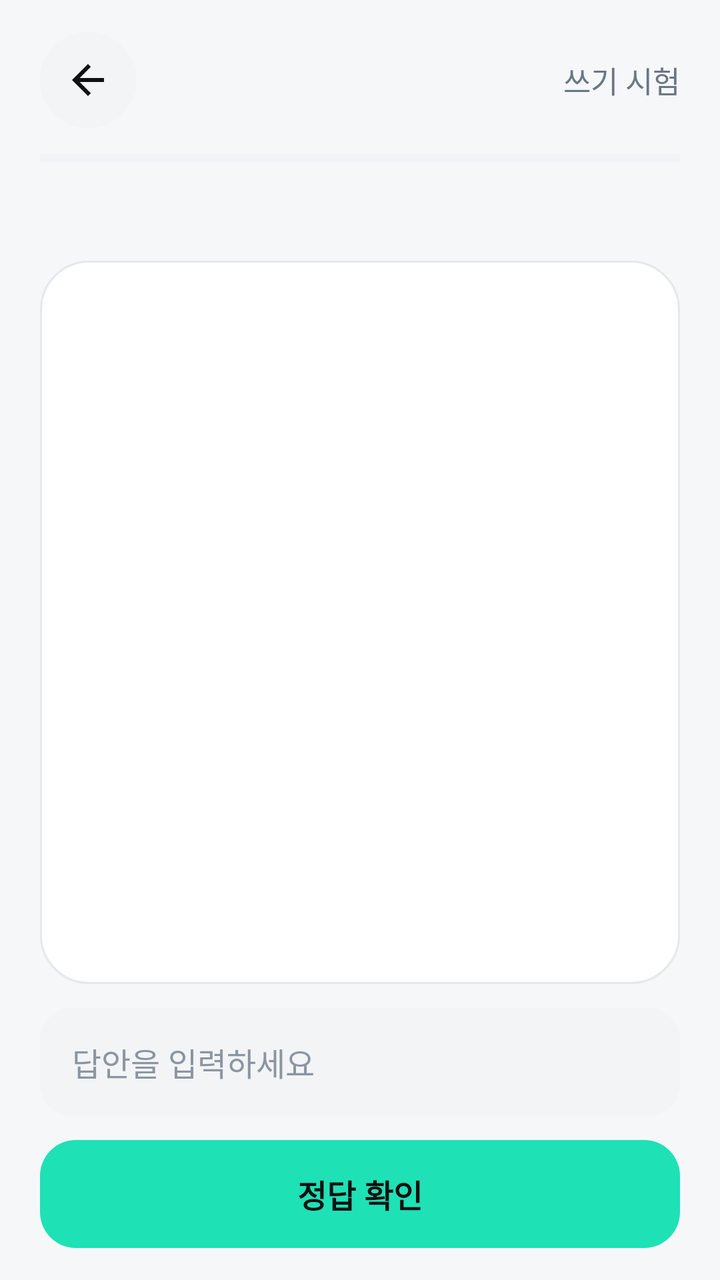
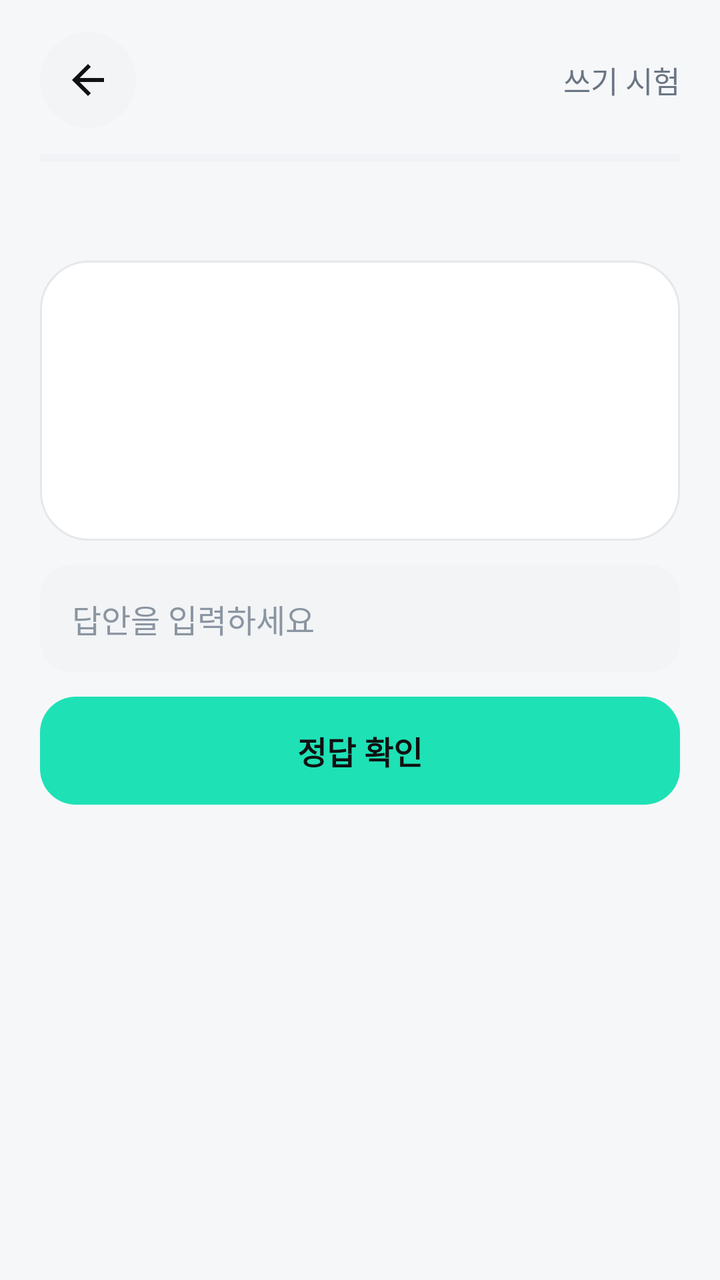

The first picture is an Android layout as it rendered before a commit; the second is the same layout after the commit. The layout source and the unified diff follow.
<!-- AndroidManifest.xml: application theme AppTheme -->
<!-- res/layout/activity_writing_quiz.xml -->
<?xml version="1.0" encoding="utf-8"?>
<LinearLayout xmlns:android="http://schemas.android.com/apk/res/android" android:layout_width="match_parent" android:layout_height="match_parent" android:background="@color/background" android:orientation="vertical" android:paddingStart="20dp" android:paddingTop="16dp" android:paddingEnd="20dp" android:paddingBottom="16dp">
 <LinearLayout android:layout_width="match_parent" android:layout_height="wrap_content" android:gravity="center_vertical" android:orientation="horizontal">
  <ImageButton android:id="@+id/writingBack" android:layout_width="48dp" android:layout_height="48dp" android:layout_marginEnd="12dp" android:background="@drawable/bg_icon_button" android:padding="13dp" android:src="@drawable/ic_arrow_back" android:contentDescription="@string/ui_e20545641816" />
  <TextView android:id="@+id/writingProgress" android:layout_width="0dp" android:layout_height="wrap_content" android:layout_weight="1" android:textSize="18sp" android:textStyle="bold" android:textColor="@color/text_primary" />
  <TextView style="@style/BodyText" android:layout_width="wrap_content" android:layout_height="wrap_content" android:text="@string/writing_quiz_title" />
 </LinearLayout>
 <ProgressBar android:id="@+id/writingProgressBar" style="?android:attr/progressBarStyleHorizontal" android:layout_width="match_parent" android:layout_height="6dp" android:layout_marginTop="12dp" android:progressBackgroundTint="@color/border" android:progressTint="@color/primary" />
 <TextView android:id="@+id/writingDirection" style="@style/BodyText" android:layout_width="match_parent" android:layout_height="wrap_content" android:layout_marginTop="18dp" />
 <TextView android:id="@+id/writingPrompt" android:layout_width="match_parent" android:layout_height="0dp" android:layout_weight="1" android:layout_marginTop="10dp" android:background="@drawable/bg_card" android:gravity="center" android:padding="24dp" android:textSize="30sp" android:textStyle="bold" android:textColor="@color/text_primary" />
 <EditText android:id="@+id/writingAnswer" style="@style/InputField" android:layout_width="match_parent" android:layout_height="wrap_content" android:layout_marginTop="12dp" android:singleLine="true" android:inputType="textNoSuggestions|textVisiblePassword" android:imeOptions="actionDone" android:hint="@string/writing_answer_hint" />
 <TextView android:id="@+id/writingFeedback" android:layout_width="match_parent" android:layout_height="wrap_content" android:layout_marginTop="12dp" android:minHeight="48dp" android:textColor="@color/text_primary" android:textSize="17sp" android:visibility="gone" />
 <Button android:id="@+id/writingCheck" style="@style/PrimaryButton" android:layout_width="match_parent" android:layout_height="wrap_content" android:layout_marginTop="12dp" android:text="@string/writing_check" />
 <Button android:id="@+id/writingNext" style="@style/SecondaryButton" android:layout_width="match_parent" android:layout_height="wrap_content" android:layout_marginTop="10dp" android:text="@string/writing_next" android:visibility="gone" />
</LinearLayout>
<!-- resources referenced by this layout -->
<resources>
  <color name="background">#F6F7F9</color>
  <color name="border">#E5E8EB</color>
  <color name="primary">#1FE1B6</color>
  <color name="text_primary">#111111</color>
  <!-- drawable bg_card (drawable) -->
  <?xml version="1.0" encoding="utf-8"?>
  <shape xmlns:android="http://schemas.android.com/apk/res/android" android:shape="rectangle">
      <solid android:color="@color/surface" />
      <corners android:radius="24dp" />
      <stroke android:width="1dp" android:color="@color/border" />
      <padding android:left="20dp" android:top="20dp" android:right="20dp" android:bottom="20dp" />
  </shape>
  <!-- drawable bg_icon_button (drawable) -->
  <?xml version="1.0" encoding="utf-8"?>
  <ripple xmlns:android="http://schemas.android.com/apk/res/android" android:color="#16111111">
      <item>
          <shape android:shape="oval">
              <solid android:color="@color/surface_alt" />
          </shape>
      </item>
  </ripple>
  <!-- drawable ic_arrow_back (drawable) -->
  <vector xmlns:android="http://schemas.android.com/apk/res/android"
      android:width="24dp"
      android:height="24dp"
      android:viewportWidth="24"
      android:viewportHeight="24">
      <path
          android:fillColor="@color/text_primary"
          android:pathData="M20,11H7.83l5.59,-5.59L12,4l-8,8 8,8 1.42,-1.41L7.83,13H20v-2z" />
  </vector>
  <string name="ui_e20545641816">시험 중단 및 뒤로 가기</string>
  <string name="writing_answer_hint">답안을 입력하세요</string>
  <string name="writing_check">정답 확인</string>
  <string name="writing_next">다음 문제</string>
  <string name="writing_quiz_title">쓰기 시험</string>
  <style name="BodyText">
          <item name="android:textSize">15sp</item>
          <item name="android:textColor">@color/text_secondary</item>
      </style>
  <style name="InputField">
          <item name="android:minHeight">54dp</item>
          <item name="android:background">@drawable/bg_input</item>
          <item name="android:textColor">@color/text_primary</item>
          <item name="android:textColorHint">@color/text_tertiary</item>
          <item name="android:textSize">16sp</item>
          <item name="android:paddingLeft">16dp</item>
          <item name="android:paddingRight">16dp</item>
          <item name="android:paddingTop">12dp</item>
          <item name="android:paddingBottom">12dp</item>
      </style>
  <style name="AppTheme" parent="android:style/Theme.Material.Light.NoActionBar">
          <item name="android:fontFamily">sans-serif</item>
          <item name="android:colorAccent">@color/primary</item>
          <item name="android:windowBackground">@color/background</item>
          <item name="android:statusBarColor">@color/surface</item>
          <item name="android:navigationBarColor">@color/surface</item>
          <item name="android:windowLightStatusBar">true</item>
          <item name="android:windowActionModeOverlay">true</item>
      </style>
  <color name="surface">#FFFFFF</color>
  <color name="surface_alt">#F2F4F6</color>
  <color name="text_secondary">#6B7684</color>
  <color name="text_tertiary">#8B95A1</color>
  <!-- drawable bg_button_primary (drawable) -->
  <?xml version="1.0" encoding="utf-8"?>
  <ripple xmlns:android="http://schemas.android.com/apk/res/android" android:color="#22111111">
      <item>
          <shape android:shape="rectangle">
              <solid android:color="@color/primary" />
              <corners android:radius="18dp" />
              <padding android:left="18dp" android:top="14dp" android:right="18dp" android:bottom="14dp" />
          </shape>
      </item>
  </ripple>
  <!-- drawable bg_button_secondary (drawable) -->
  <?xml version="1.0" encoding="utf-8"?>
  <ripple xmlns:android="http://schemas.android.com/apk/res/android" android:color="#16111111">
      <item>
          <shape android:shape="rectangle">
              <solid android:color="@color/surface_alt" />
              <corners android:radius="18dp" />
              <padding android:left="18dp" android:top="14dp" android:right="18dp" android:bottom="14dp" />
          </shape>
      </item>
  </ripple>
  <!-- unchanged entries left out for length: 3 -->
</resources>

<!-- the commit's change to res/layout/activity_writing_quiz.xml (unified diff, before → after) -->
@@ -7,7 +7,7 @@
  </LinearLayout>
  <ProgressBar android:id="@+id/writingProgressBar" style="?android:attr/progressBarStyleHorizontal" android:layout_width="match_parent" android:layout_height="6dp" android:layout_marginTop="12dp" android:progressBackgroundTint="@color/border" android:progressTint="@color/primary" />
  <TextView android:id="@+id/writingDirection" style="@style/BodyText" android:layout_width="match_parent" android:layout_height="wrap_content" android:layout_marginTop="18dp" />
- <TextView android:id="@+id/writingPrompt" android:layout_width="match_parent" android:layout_height="0dp" android:layout_weight="1" android:layout_marginTop="10dp" android:background="@drawable/bg_card" android:gravity="center" android:padding="24dp" android:textSize="30sp" android:textStyle="bold" android:textColor="@color/text_primary" />
+ <TextView android:id="@+id/writingPrompt" android:layout_width="match_parent" android:layout_height="140dp" android:layout_marginTop="10dp" android:background="@drawable/bg_card" android:gravity="center" android:padding="16dp" android:textSize="23sp" android:textStyle="bold" android:textColor="@color/text_primary" />
  <EditText android:id="@+id/writingAnswer" style="@style/InputField" android:layout_width="match_parent" android:layout_height="wrap_content" android:layout_marginTop="12dp" android:singleLine="true" android:inputType="textNoSuggestions|textVisiblePassword" android:imeOptions="actionDone" android:hint="@string/writing_answer_hint" />
  <TextView android:id="@+id/writingFeedback" android:layout_width="match_parent" android:layout_height="wrap_content" android:layout_marginTop="12dp" android:minHeight="48dp" android:textColor="@color/text_primary" android:textSize="17sp" android:visibility="gone" />
  <Button android:id="@+id/writingCheck" style="@style/PrimaryButton" android:layout_width="match_parent" android:layout_height="wrap_content" android:layout_marginTop="12dp" android:text="@string/writing_check" />
